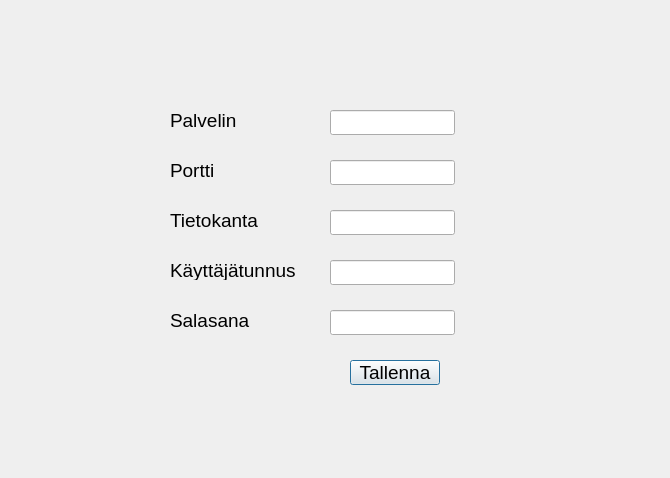
This is settings_dialog.ui in Sandrowue/Autolainaus as Qt 5 draws it before an edit. The edited form follows.
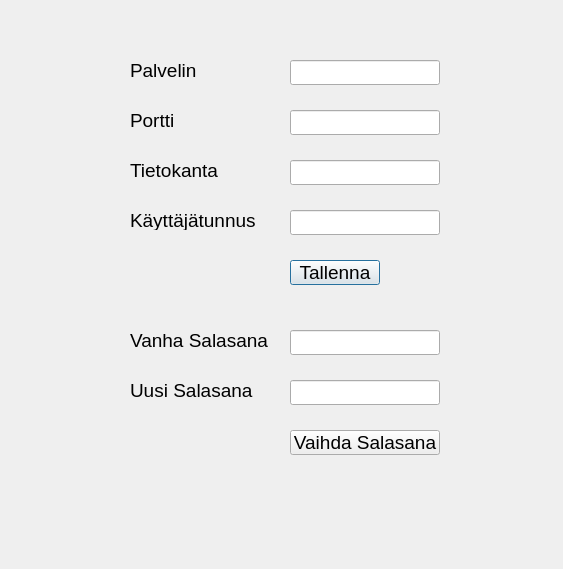
This is the edited form.

Commit message: käyttöliittymä muokattu

Diff of the .ui file:
```diff
--- a/settings_dialog.ui
+++ b/settings_dialog.ui
@@ -6,8 +6,8 @@
    <rect>
     <x>0</x>
     <y>0</y>
-    <width>670</width>
-    <height>478</height>
+    <width>563</width>
+    <height>569</height>
    </rect>
   </property>
   <property name="windowTitle">
@@ -16,9 +16,9 @@
   <widget class="QLineEdit" name="tietokantaLineEdit">
    <property name="geometry">
     <rect>
-     <x>330</x>
-     <y>210</y>
-     <width>125</width>
+     <x>290</x>
+     <y>160</y>
+     <width>150</width>
      <height>25</height>
     </rect>
    </property>
@@ -31,9 +31,9 @@
   <widget class="QLineEdit" name="passwordLineEdit">
    <property name="geometry">
     <rect>
-     <x>330</x>
-     <y>310</y>
-     <width>125</width>
+     <x>290</x>
+     <y>330</y>
+     <width>150</width>
      <height>25</height>
     </rect>
    </property>
@@ -49,8 +49,8 @@
   <widget class="QLabel" name="porttiLabel">
    <property name="geometry">
     <rect>
-     <x>170</x>
-     <y>160</y>
+     <x>130</x>
+     <y>110</y>
      <width>100</width>
      <height>20</height>
     </rect>
@@ -67,8 +67,8 @@
   <widget class="QLabel" name="tietokantaLabel">
    <property name="geometry">
     <rect>
-     <x>170</x>
-     <y>210</y>
+     <x>130</x>
+     <y>160</y>
      <width>100</width>
      <height>20</height>
     </rect>
@@ -85,9 +85,9 @@
   <widget class="QLineEdit" name="porttiLineEdit">
    <property name="geometry">
     <rect>
-     <x>330</x>
-     <y>160</y>
-     <width>125</width>
+     <x>290</x>
+     <y>110</y>
+     <width>150</width>
      <height>25</height>
     </rect>
    </property>
@@ -100,8 +100,8 @@
   <widget class="QLabel" name="kayttajatunnusLabel">
    <property name="geometry">
     <rect>
-     <x>170</x>
-     <y>260</y>
+     <x>130</x>
+     <y>210</y>
      <width>140</width>
      <height>20</height>
     </rect>
@@ -118,9 +118,9 @@
   <widget class="QLineEdit" name="palvelinLineEdit">
    <property name="geometry">
     <rect>
-     <x>330</x>
-     <y>110</y>
-     <width>125</width>
+     <x>290</x>
+     <y>60</y>
+     <width>150</width>
      <height>25</height>
     </rect>
    </property>
@@ -133,8 +133,8 @@
   <widget class="QPushButton" name="tallennaPushButton">
    <property name="geometry">
     <rect>
-     <x>350</x>
-     <y>360</y>
+     <x>290</x>
+     <y>260</y>
      <width>90</width>
      <height>25</height>
     </rect>
@@ -151,9 +151,9 @@
   <widget class="QLineEdit" name="KayttajatunnusLineEdit">
    <property name="geometry">
     <rect>
-     <x>330</x>
-     <y>260</y>
-     <width>125</width>
+     <x>290</x>
+     <y>210</y>
+     <width>150</width>
      <height>25</height>
     </rect>
    </property>
@@ -166,8 +166,8 @@
   <widget class="QLabel" name="palvelinLabel">
    <property name="geometry">
     <rect>
-     <x>170</x>
-     <y>110</y>
+     <x>130</x>
+     <y>60</y>
      <width>100</width>
      <height>20</height>
     </rect>
@@ -184,9 +184,9 @@
   <widget class="QLabel" name="passwordLabel">
    <property name="geometry">
     <rect>
-     <x>170</x>
-     <y>310</y>
-     <width>100</width>
+     <x>130</x>
+     <y>330</y>
+     <width>140</width>
      <height>20</height>
     </rect>
    </property>
@@ -196,7 +196,61 @@
     </font>
    </property>
    <property name="text">
-    <string>Salasana</string>
+    <string>Vanha Salasana</string>
+   </property>
+  </widget>
+  <widget class="QLabel" name="uusiSalasanaLabel">
+   <property name="geometry">
+    <rect>
+     <x>130</x>
+     <y>380</y>
+     <width>140</width>
+     <height>20</height>
+    </rect>
+   </property>
+   <property name="font">
+    <font>
+     <pointsize>14</pointsize>
+    </font>
+   </property>
+   <property name="text">
+    <string>Uusi Salasana</string>
+   </property>
+  </widget>
+  <widget class="QLineEdit" name="uusiSalasanaLineEdit">
+   <property name="geometry">
+    <rect>
+     <x>290</x>
+     <y>380</y>
+     <width>150</width>
+     <height>25</height>
+    </rect>
+   </property>
+   <property name="font">
+    <font>
+     <pointsize>12</pointsize>
+    </font>
+   </property>
+   <property name="echoMode">
+    <enum>QLineEdit::Password</enum>
+   </property>
+  </widget>
+  <widget class="QPushButton" name="vaihdaSalasanapushButton">
+   <property name="geometry">
+    <rect>
+     <x>290</x>
+     <y>430</y>
+     <width>150</width>
+     <height>25</height>
+    </rect>
+   </property>
+   <property name="font">
+    <font>
+     <pointsize>14</pointsize>
+    </font>
+   </property>
+   <property name="text">
+    <string>Vaihda Salasana</string>
    </property>
   </widget>
  </widget>
```
Left out of the diff: 4 changed lines with no effect on the pictures. The commit also changes 1 other file.
